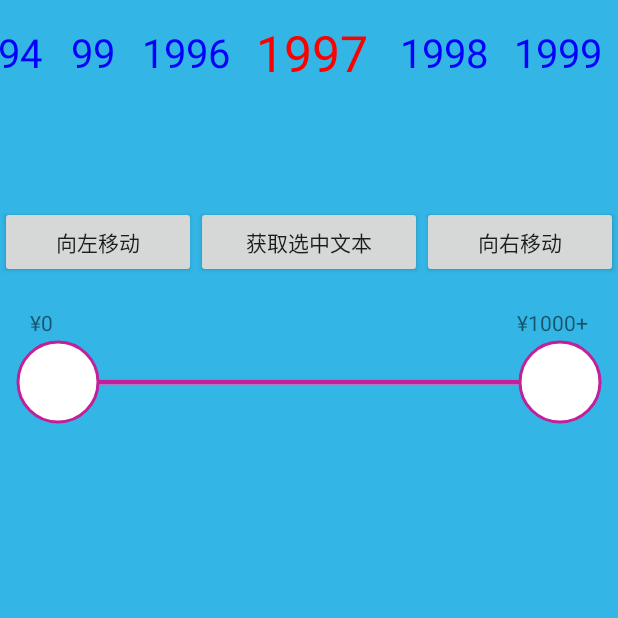
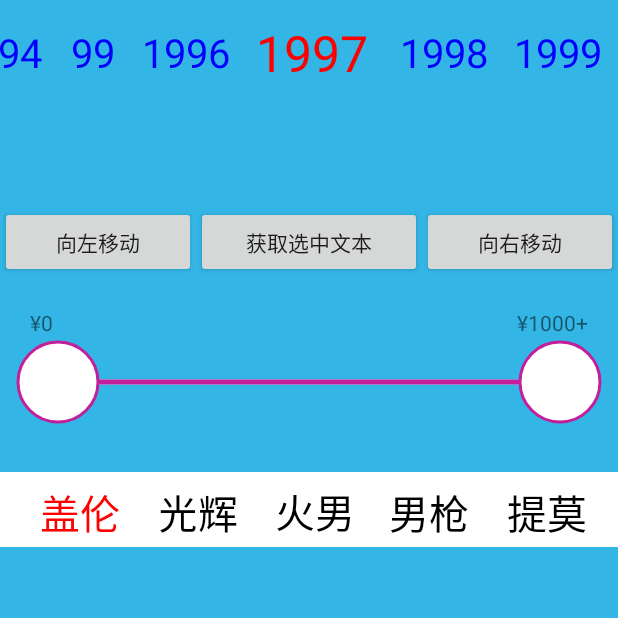
Before and after one commit to cai-wenqing/MyTest, an Android app: the HorizontalScrollSelectorActivity screen opened directly, with no data from a screen before it, on a phone screen of 412 x 824 dp, the top half of it. Run offline under Robolectric (Android 15) with nearby library versions, the phone set to English and light mode, and no system bars.

Commit message:
自定义横向滑动index

```diff
--- a/app/src/main/java/com/aiyakeji/mytest/ui/HorizontalScrollSelectorActivity.java
+++ b/app/src/main/java/com/aiyakeji/mytest/ui/HorizontalScrollSelectorActivity.java
@@ -3,6 +3,7 @@ package com.aiyakeji.mytest.ui;
 import android.os.Bundle;
 import android.support.annotation.Nullable;
 import android.support.v7.app.AppCompatActivity;
+import android.util.Log;
 import android.view.View;
 import android.view.View.OnClickListener;
 import android.widget.Button;
@@ -10,9 +11,11 @@ import android.widget.TextView;
 
 import com.aiyakeji.mytest.R;
 import com.aiyakeji.mytest.widgets.HorizontalSelectedView;
+import com.aiyakeji.mytest.widgets.ScrollIndexView;
 import com.aiyakeji.mytest.widgets.SlideProgressView;
 
 import java.util.ArrayList;
+import java.util.Arrays;
 
 /**
  * 页面五
@@ -28,8 +31,10 @@ public class HorizontalScrollSelectorActivity extends AppCompatActivity implemen
     private TextView tv_startNum;
     private TextView tv_endNum;
     private SlideProgressView slideProgressView;
+    private ScrollIndexView scrollIndexView;
 
     private String[] strings = {"990", "991", "992", "993", "994", "99", "1996", "1997", "1998", "1999", "2000", "2001", "2002", "2003"};
+    private String[] values = {"盖伦", "光辉", "火男", "男枪", "提莫", "加里奥", "奥巴马", "炼金", "猪女", "蜘蛛", "皇子", "赵信", "盲僧", "蛮王"};
 
     @Override
     protected void onCreate(@Nullable Bundle savedInstanceState) {
@@ -65,6 +70,15 @@ public class HorizontalScrollSelectorActivity extends AppCompatActivity implemen
         btn_left.setOnClickListener(this);
         btn_getMsg.setOnClickListener(this);
         btn_right.setOnClickListener(this);
+
+        scrollIndexView = findViewById(R.id.five_siv);
+        scrollIndexView.setData(Arrays.asList(values));
+        scrollIndexView.setOnSelectChangeListener(new ScrollIndexView.OnSelectChangeListener() {
+            @Override
+            public void onSelectChange(int position, String value) {
+                Log.e("Horizontal测试", "position:" + position + ",value:" + value);
+            }
+        });
     }
 
     private void initData() {
--- /dev/null
+++ b/app/src/main/java/com/aiyakeji/mytest/widgets/ScrollIndexBean.java
@@ -0,0 +1,45 @@
+package com.aiyakeji.mytest.widgets;
+
+/**
+ * Author：Caiwenqing
+ * Date：2018/9/21
+ * Desc:
+ */
+public class ScrollIndexBean {
+    private String value;
+    private float width;
+    private float height;
+
+    public ScrollIndexBean() {
+    }
+
+    public ScrollIndexBean(String value, float width, float height) {
+        this.value = value;
+        this.width = width;
+        this.height = height;
+    }
+
+    public String getValue() {
+        return value;
+    }
+
+    public void setValue(String value) {
+        this.value = value;
+    }
+
+    public float getWidth() {
+        return width;
+    }
+
+    public void setWidth(float width) {
+        this.width = width;
+    }
+
+    public float getHeight() {
+        return height;
+    }
+
+    public void setHeight(float height) {
+        this.height = height;
+    }
+}
--- /dev/null
+++ b/app/src/main/java/com/aiyakeji/mytest/widgets/ScrollIndexView.java
@@ -0,0 +1,168 @@
+package com.aiyakeji.mytest.widgets;
+
+import android.content.Context;
+import android.graphics.Canvas;
+import android.graphics.Color;
+import android.graphics.Paint;
+import android.graphics.Rect;
+import android.support.annotation.Nullable;
+import android.util.AttributeSet;
+import android.util.Log;
+import android.view.MotionEvent;
+import android.view.View;
+
+import java.util.ArrayList;
+import java.util.List;
+
+/**
+ * Author：Caiwenqing
+ * Date：2018/9/21
+ * Desc:
+ */
+public class ScrollIndexView extends View {
+    private List<ScrollIndexBean> mValueList;
+    private List<Float> mValueStartList;
+    private Paint mNormalPaint;
+    private Paint mSelectPaint;
+    private int mBGColor = Color.WHITE;
+    private int mNormalColor = Color.BLACK;
+    private int mSelectColor = Color.RED;
+    private float mNormalTextSize = 40;
+    private Rect rect = new Rect();
+    private float mWidth;
+    private float mHeight;
+    private float mTextOffset = 40;
+    private int selectedIndex = 0;
+    private float allTextWidth;
+    private float moveX;
+    private float downX;
+    private float disX;
+
+    public ScrollIndexView(Context context) {
+        this(context, null);
+    }
+
+    public ScrollIndexView(Context context, @Nullable AttributeSet attrs) {
+        this(context, attrs, 0);
+    }
+
+    public ScrollIndexView(Context context, @Nullable AttributeSet attrs, int defStyleAttr) {
+        super(context, attrs, defStyleAttr);
+        setClickable(true);
+        init();
+    }
+
+    private void init() {
+        mValueList = new ArrayList<>();
+        mValueStartList = new ArrayList<>();
+        mNormalPaint = new Paint(Paint.ANTI_ALIAS_FLAG);
+        mSelectPaint = new Paint(Paint.ANTI_ALIAS_FLAG);
+        mNormalPaint.setTextSize(mNormalTextSize);
+        mSelectPaint.setTextSize(mNormalTextSize);
+        mNormalPaint.setColor(mNormalColor);
+        mSelectPaint.setColor(mSelectColor);
+    }
+
+    @Override
+    protected void onMeasure(int widthMeasureSpec, int heightMeasureSpec) {
+        super.onMeasure(widthMeasureSpec, heightMeasureSpec);
+        mWidth = getMeasuredWidth();
+        mHeight = getMeasuredHeight();
+    }
+
+    @Override
+    protected void onDraw(Canvas canvas) {
+        super.onDraw(canvas);
+        if (mValueList == null || mValueList.size() == 0) {
+            return;
+        }
+
+        canvas.drawColor(mBGColor);
+
+        allTextWidth = mTextOffset;
+        for (int i = 0; i < mValueList.size(); i++) {
+            ScrollIndexBean bean = mValueList.get(i);
+            if (selectedIndex == i) {
+                canvas.drawText(bean.getValue(), allTextWidth + disX, mHeight / 2 + bean.getHeight() / 2, mSelectPaint);
+            } else {
+                canvas.drawText(bean.getValue(), allTextWidth + disX, mHeight / 2 + bean.getHeight() / 2, mNormalPaint);
+            }
+            if (i < mValueList.size() - 1) {
+                allTextWidth += bean.getWidth() + mTextOffset;
+            }
+        }
+    }
+
+
+    @Override
+    public boolean onTouchEvent(MotionEvent event) {
+        switch (event.getAction()) {
+            case MotionEvent.ACTION_DOWN:
+                moveX = event.getX();
+                downX = event.getX();
+                break;
+            case MotionEvent.ACTION_MOVE:
+                float between = event.getX() - moveX;
+                moveX = event.getX();
+                float tempDisX = disX + between;
+                if (tempDisX <= 0 && tempDisX + allTextWidth >= mWidth) {
+                    disX = tempDisX;
+                    invalidate();
+                }
+                break;
+            case MotionEvent.ACTION_UP:
+                if (Math.abs(downX - event.getX()) < 20) {
+                    float upDis = Math.abs(disX) + event.getX();
+                    for (int i = 0; i < mValueStartList.size(); i++) {
+                        if (upDis >= mValueStartList.get(i) && upDis <= (mValueStartList.get(i) + mValueList.get(i).getWidth())) {
+                            selectedIndex = i;
+                            if (mListener != null) {
+                                mListener.onSelectChange(i, mValueList.get(i).getValue());
+                            }
+                            invalidate();
+                            break;
+                        }
+                    }
+                }
+                break;
+        }
+        return super.onTouchEvent(event);
+    }
+
+    /**
+     * 设置数据
+     *
+     * @param list
+     */
+    public void setData(List<String> list) {
+        if (list != null) {
+            float temp = mTextOffset;
+            for (int i = 0; i < list.size(); i++) {
+                ScrollIndexBean bean;
+                mValueStartList.add(temp);
+                if (i == 0) {
+                    mSelectPaint.getTextBounds(list.get(i), 0, list.get(i).length(), rect);
+                    bean = new ScrollIndexBean(list.get(i), rect.width(), rect.height());
+                    temp += rect.width() + mTextOffset;
+                } else {
+                    mNormalPaint.getTextBounds(list.get(i), 0, list.get(i).length(), rect);
+                    bean = new ScrollIndexBean(list.get(i), rect.width(), rect.height());
+                    temp += rect.width() + mTextOffset;
+                }
+                mValueList.add(bean);
+            }
+            invalidate();
+        }
+    }
+
+
+    public interface OnSelectChangeListener {
+        void onSelectChange(int position, String value);
+    }
+
+    private OnSelectChangeListener mListener;
+
+    public void setOnSelectChangeListener(OnSelectChangeListener listener) {
+        mListener = listener;
+    }
+}
--- a/app/src/main/res/layout/activity_five.xml
+++ b/app/src/main/res/layout/activity_five.xml
@@ -77,6 +77,12 @@
             android:layout_marginLeft="10dp"
             android:layout_marginRight="10dp" />
 
+
+        <com.aiyakeji.mytest.widgets.ScrollIndexView
+            android:id="@+id/five_siv"
+            android:layout_width="match_parent"
+            android:layout_height="50dp"
+            android:layout_marginTop="30dp" />
     </LinearLayout>
 
 
```
